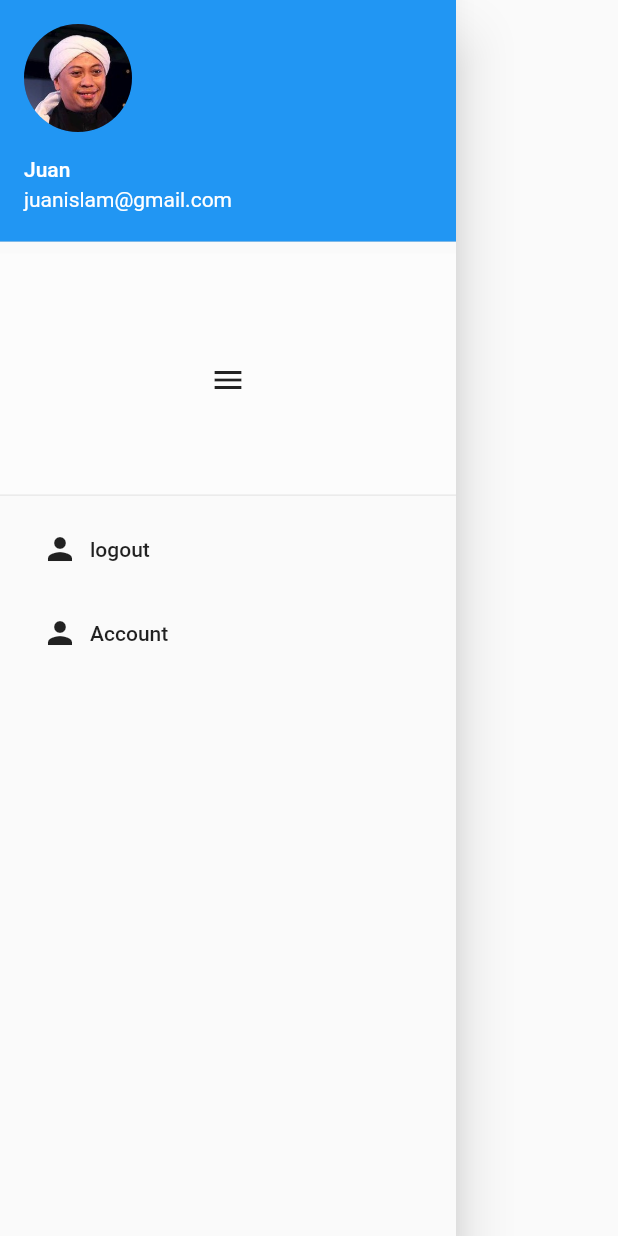
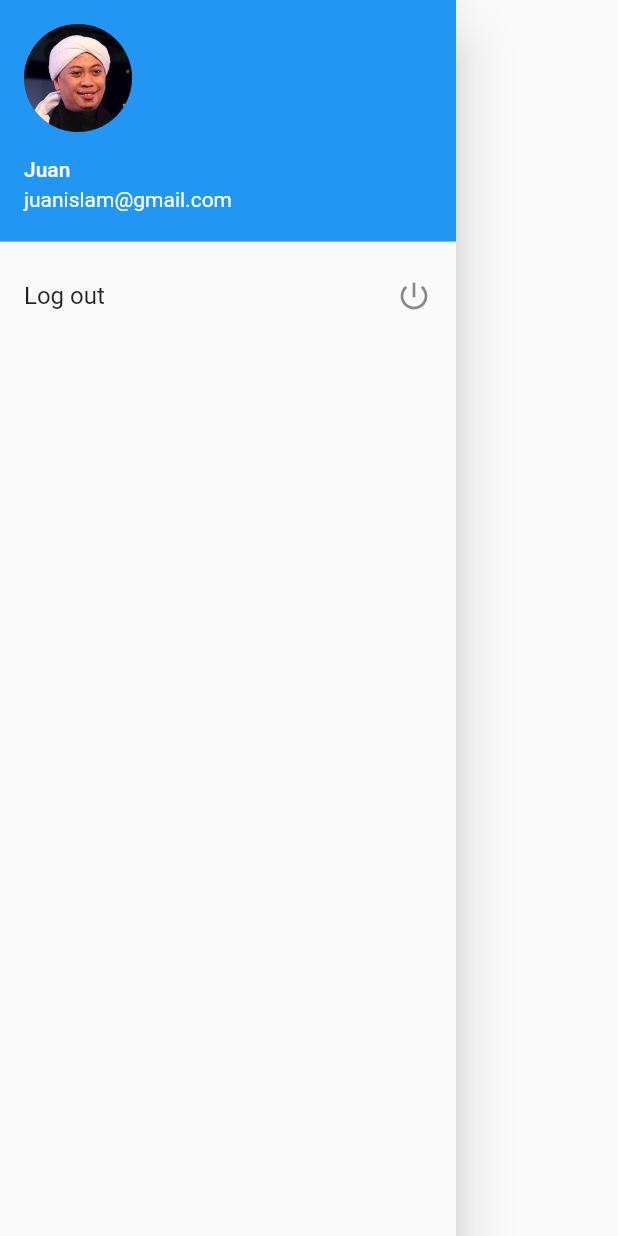
Before and after one commit to vharney/PatungKuyGH, a Flutter app: the DrawerCustom widget shown alone on an empty page, opened directly, on a phone screen of 412 x 824 dp. Run offline on Flutter 3.47's test engine with Material 2 defaults, Android fonts, the phone set to English and light mode, and no system bars; our stand-ins replace cloud_firestore, firebase_auth, flutter_spinkit; accounts and stored records are empty.

Commit message:
Made changes to drawer.dart

```diff
--- a/patungkuy/lib/shared/drawer.dart
+++ b/patungkuy/lib/shared/drawer.dart
@@ -18,29 +18,14 @@ class _DrawerCustomState extends State<DrawerCustom> {
             backgroundImage: AssetImage('assets/avatar.jpg'),
           ),
         ),
-        DrawerHeader(
-          child: Icon(Icons.menu),
-          decoration: BoxDecoration(
-            color: Colors.white30,
-          ),
-        ),
         ListTile(
-          leading: FlatButton.icon(
-            icon: Icon(Icons.person),
-            label: Text('logout'),
-            onPressed: () async {
-              await AuthService().signOut();
-            },
-          ),
+          title: Text('Log out'),
+          trailing: Icon(Icons.power_settings_new),
+          onTap: () async {
+            await AuthService().signOut();
+          },
           // Update the state of the app.
           // ...
-        ),
-        ListTile(
-          leading: FlatButton.icon(
-            icon: Icon(Icons.person),
-            label: Text('Account'),
-            onPressed: () async {},
-          ),
         ),
       ]),
     );
```
